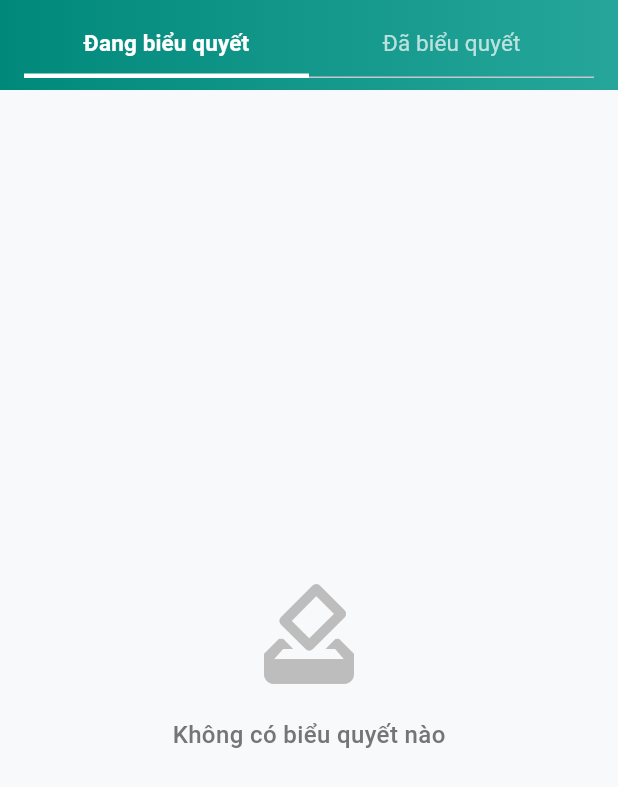
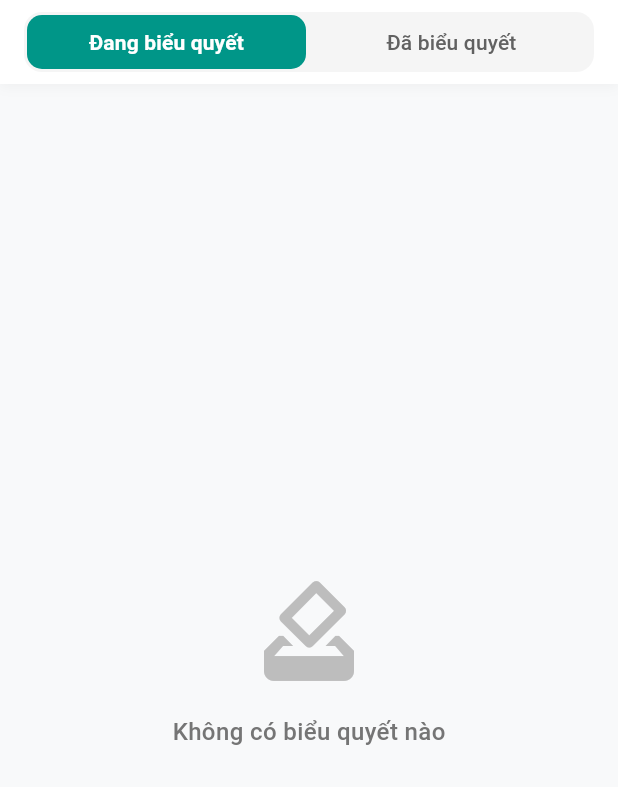
Before and after one commit to thu03092004/quanlyhop, a Flutter app: the VotingTab screen opened directly with empty values, on a phone screen of 412 x 824 dp. Shown: the top 787 px of the screen. Run offline on Flutter 3.47's test engine with Material 3 defaults, Android fonts, the light colour scheme and no system bars; our stand-ins replace dio, flutter_secure_storage, go_router, open_file, permission_handler, qr_flutter; missing offline and left inert: flutter_pdfview; accounts and stored records are empty.

Commit message:
update ui

```diff
--- a/lib/presentation/widgets/calendar_detail_tab/voting_tab.dart
+++ b/lib/presentation/widgets/calendar_detail_tab/voting_tab.dart
@@ -45,13 +45,6 @@ class VotingTab extends StatelessWidget {
     }
   }
 
-  // // Chuyển đổi timestamp thành định dạng ngày giờ
-  // String _formatDateTime(int? timestamp) {
-  //   if (timestamp == null) return 'Không xác định';
-  //   final date = DateTime.fromMillisecondsSinceEpoch(timestamp);
-  //   return DateFormat('HH:mm dd/MM/yyyy').format(date);
-  // }
-
   // Lấy ngày từ timestamp
   String _getDateOnly(int? timestamp) {
     if (timestamp == null) return '';
@@ -63,7 +56,7 @@ class VotingTab extends StatelessWidget {
   String _getTimeOnly(int? timestamp) {
     if (timestamp == null) return '';
     final date = DateTime.fromMillisecondsSinceEpoch(timestamp);
-    return DateFormat('HH:mm').format(date);
+    return DateFormat('HH:mm:ss').format(date);
   }
 
   // Lọc và sắp xếp các biểu quyết theo trạng thái và thời gian (mới nhất đến cũ nhất)
@@ -88,8 +81,8 @@ class VotingTab extends StatelessWidget {
             ?.where((vote) => vote.end == 2 && _hasAccessToSecretVote(vote))
             .toList() ??
         [];
-    // Sắp xếp theo dateTime từ mới nhất đến cũ nhất
-    votes.sort((a, b) => (b.dateTime ?? 0).compareTo(a.dateTime ?? 0));
+    // Sắp xếp theo dateTime từ cũ nhất đến mới nhất
+    votes.sort((a, b) => (a.dateTime ?? 0).compareTo(b.dateTime ?? 0));
     return votes;
   }
 
@@ -205,8 +198,7 @@ class VotingTab extends StatelessWidget {
                   Row(
                     children: [
                       // Thời gian
-                      Expanded(
-                        child: Row(
+                      Row(
                         children: [
                           Icon(
                             Icons.schedule,
@@ -236,11 +228,11 @@ class VotingTab extends StatelessWidget {
                           ),
                         ],
                       ),
-                      ),
+
+                      const Spacer(),
 
                       // Loại phiếu
-                      Expanded(
-                        child: Row(
+                      Row(
                         children: [
                           Icon(
                             vote.type == true ? Icons.visibility : Icons.lock,
@@ -264,7 +256,8 @@ class VotingTab extends StatelessWidget {
                           ),
                         ],
                       ),
-                      ),
+
+                      const SizedBox(width: 4),
                     ],
                   ),
 
@@ -276,7 +269,7 @@ class VotingTab extends StatelessWidget {
                       Icon(Icons.timer, size: 16, color: Colors.grey[600]),
                       const SizedBox(width: 6),
                       Text(
-                        'Thời lượng: ${vote.time ?? 0} phút',
+                        'Thời lượng: ${vote.time ?? 0} giây',
                         style: TextStyle(fontSize: 13, color: Colors.grey[700]),
                       ),
                     ],
@@ -322,31 +315,59 @@ class VotingTab extends StatelessWidget {
           preferredSize: const Size.fromHeight(60),
           child: Container(
             decoration: BoxDecoration(
-              gradient: LinearGradient(
-                colors: [Colors.teal.shade600, Colors.teal.shade400],
-                begin: Alignment.centerLeft,
-                end: Alignment.centerRight,
+              color: Colors.white,
+              boxShadow: [
+                BoxShadow(
+                  color: Colors.grey.withAlpha((0.1 * 255).round()),
+                  blurRadius: 6,
+                  offset: const Offset(0, 2),
                 ),
+              ],
+            ),
+            child: SafeArea(
+              bottom: false,
+              child: Padding(
+                padding: const EdgeInsets.symmetric(
+                  horizontal: 16,
+                  vertical: 8,
+                ),
+                child: Container(
+                  height: 40,
+                  decoration: BoxDecoration(
+                    color: Colors.grey.shade100,
+                    borderRadius: BorderRadius.circular(12),
                   ),
                   child: TabBar(
                     labelColor: Colors.white,
-              unselectedLabelColor: Colors.white70,
+                    unselectedLabelColor: Colors.grey.shade700,
                     labelStyle: const TextStyle(
-                fontSize: 15,
+                      fontSize: 14,
                       fontWeight: FontWeight.w600,
                     ),
                     unselectedLabelStyle: const TextStyle(
-                fontSize: 15,
-                fontWeight: FontWeight.w400,
+                      fontSize: 14,
+                      fontWeight: FontWeight.w500,
                     ),
-              indicatorColor: Colors.white,
-              indicatorWeight: 3,
-              indicatorSize: TabBarIndicatorSize.tab,
-              padding: const EdgeInsets.symmetric(horizontal: 16, vertical: 8),
+                    indicator: BoxDecoration(
+                      color: Colors.teal.shade500,
+                      borderRadius: BorderRadius.circular(10),
+                    ),
+                    indicatorSize: TabBarIndicatorSize.tab, // Thêm dòng này
+                    indicatorPadding: const EdgeInsets.all(2),
+                    indicatorWeight: 0,
+                    dividerHeight: 0,
+                    splashFactory:
+                        NoSplash.splashFactory, // Loại bỏ hiệu ứng splash
+                    overlayColor: WidgetStateProperty.all(
+                      Colors.transparent,
+                    ), // Loại bỏ overlay
                     tabs: const [
                       Tab(text: 'Đang biểu quyết'),
                       Tab(text: 'Đã biểu quyết'),
                     ],
+                  ),
+                ),
+              ),
             ),
           ),
         ),
```
Lines whose indentation alone changed are shown as unchanged.
